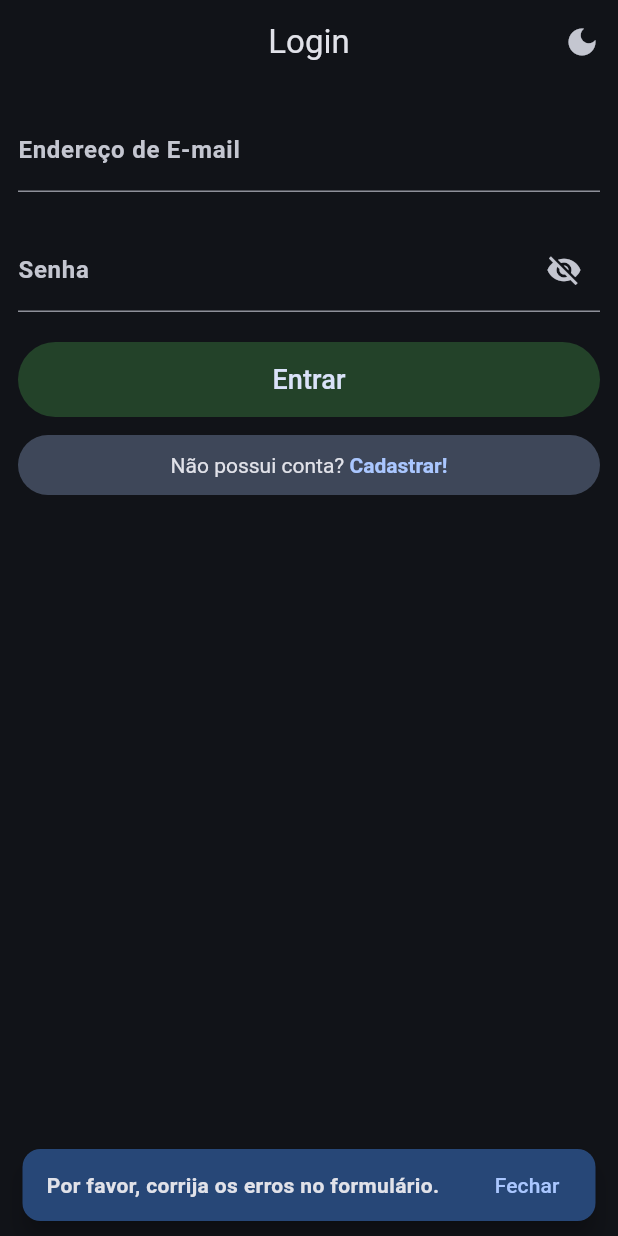
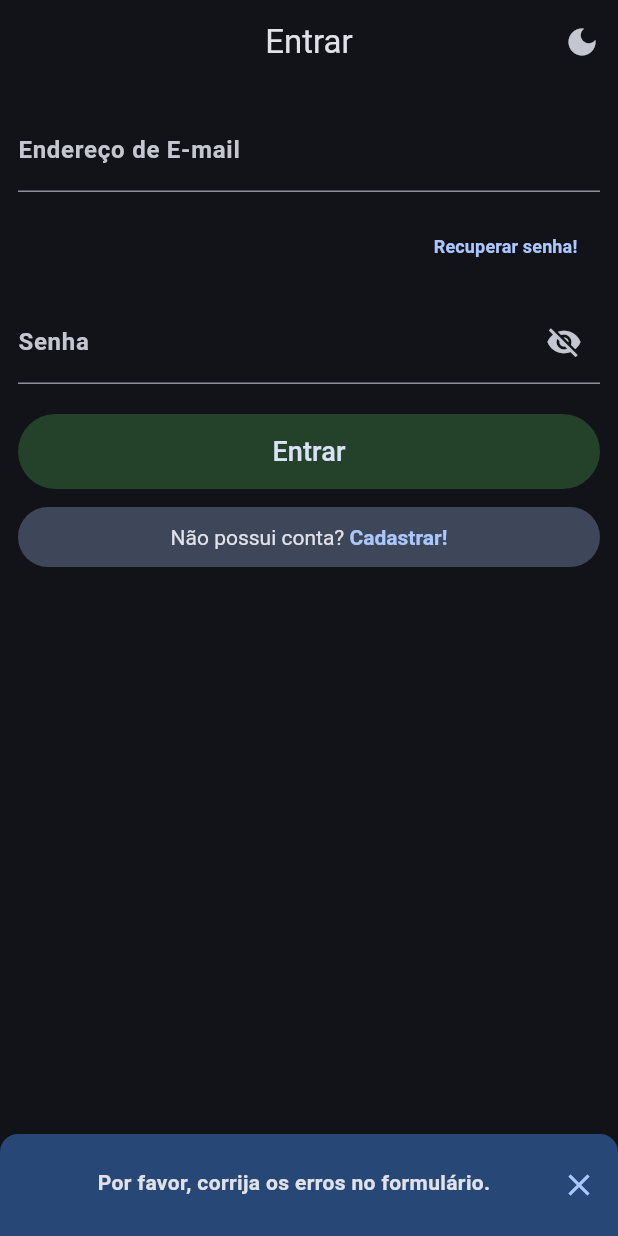
Before and after one commit to rudsonalves/delivery, a Flutter app: the screen it shows after launch, after a tap on "Entrar", on a phone screen of 412 x 824 dp. Run offline on Flutter 3.47's test engine with Material 3 defaults, Android fonts, the phone set to English and light mode, and no system bars; our stand-ins replace cloud_firestore, equatable, firebase_auth, firebase_core, flutter_mobx, get_it and 3 more; accounts and stored records are empty; generated files the repository leaves out were written again.

Commit message:
2024/09/06 - version: 0.1.5+9
Added new text styles and updated various UI components to enhance user experience.

1. lib/common/theme/app_text_style.dart
   - Added new text styles: `font12Bold`, `font14SemiBold`, `font15`, `font15Bold`, `font16`, `font16Bold`, and `font18`.
   - These styles provide more flexibility for different text sizes and weights across the application.

2. lib/components/widgets/message_snack_bar.dart
   - Refactored `showMessageSnackBar` to include an optional `title` parameter and updated the `message` parameter to accept a `Widget`.
   - Added `closeIcon` and `animation` for improved user interaction.
   - Modified `SnackBar` shape for better alignment and visual appearance.

3. lib/components/widgets/simple_message.dart *(New File)*
   - Created `SimpleMessage` widget for displaying simple messages with optional icons based on message type.
   - Added a `MessageType` enum to support different message types: `none`, `error`, and `warning`.
   - Provided a static `open` method for easily displaying the message in a dialog.

4. lib/features/sign_in/sign_in_controller.dart
   - Added `sendPasswordResetEmail` method for sending a password reset email.

5. lib/features/sign_in/sign_in_page.dart
   - Updated `_signIn` and `_recoverPassword` methods to display rich text messages with different styles based on conditions.
   - Added a button for users to recover their password via email, integrating with the new reset password functionality.
   - Created a `SnackBarTitle` widget to display titles in the `SnackBar`.

6. lib/features/sign_up/sign_up_page.dart
   - Enhanced the `signUp` method to display the message using the `Text` widget with custom styles.
   - Improved the error and success feedback to the user when signing up.

7. lib/repository/firebase/auth_repository.dart
   - Added the `sendPasswordResetEmail` method definition for password reset functionality.

8. lib/repository/firebase/firebase_auth_repository.dart
   - Implemented `sendPasswordResetEmail` method to send password reset emails using Firebase's `auth` API.

9. lib/stores/mobx/sign_in_store.dart
   - Added `isEmailValid` method to validate email format and ensure it's correct before performing actions.

This commit introduces several new text styles and UI improvements, along with the ability to send password reset emails. It enhances the feedback provided to users in various flows like sign-in and sign-up.

```diff
--- a/lib/components/widgets/message_snack_bar.dart
+++ b/lib/components/widgets/message_snack_bar.dart
@@ -1,24 +1,41 @@
-import 'package:delivery/common/theme/app_text_style.dart';
 import 'package:flutter/material.dart';
 
-void showMessageSnackBar(BuildContext context,
-    {required String message, int time = 5}) {
+void showMessageSnackBar(
+  BuildContext context, {
+  Widget? title,
+  required Widget message,
+  int time = 5,
+}) {
   final colorScheme = Theme.of(context).colorScheme;
+
   final snackBar = SnackBar(
+    showCloseIcon: true,
+    closeIconColor: colorScheme.primary,
     backgroundColor: colorScheme.primaryContainer,
-    behavior: SnackBarBehavior.floating,
-    shape: RoundedRectangleBorder(
-      borderRadius: BorderRadius.circular(12),
+    // behavior: SnackBarBehavior.floating,
+    shape: const RoundedRectangleBorder(
+      borderRadius: BorderRadius.only(
+        topLeft: Radius.circular(12),
+        topRight: Radius.circular(12),
+      ),
     ),
-    content: Text(
-      message,
-      style: AppTextStyle.font14Bold(color: colorScheme.onSurface),
+    content: Padding(
+      padding: const EdgeInsets.only(left: 8, top: 8, bottom: 12),
+      child: Column(
+        crossAxisAlignment: CrossAxisAlignment.center,
+        children: [
+          if (title != null) title,
+          message,
+        ],
+      ),
     ),
     duration: Duration(seconds: time),
-    action: SnackBarAction(
-      label: 'Fechar',
-      textColor: colorScheme.surfaceTint,
-      onPressed: ScaffoldMessenger.of(context).hideCurrentSnackBar,
+    animation: CurvedAnimation(
+      parent: AnimationController(
+        vsync: ScaffoldMessenger.of(context),
+        duration: const Duration(milliseconds: 300),
+      ),
+      curve: Curves.easeInOutBack,
     ),
   );
 
--- a/lib/features/sign_in/sign_in_controller.dart
+++ b/lib/features/sign_in/sign_in_controller.dart
@@ -31,4 +31,8 @@ class SignInController {
   Future<DataResult<UserModel>> signIn() async {
     return await store.signIn(emailController.text, passwordController.text);
   }
+
+  Future<void> sendPasswordResetEmail() async {
+    await store.auth.sendPasswordResetEmail(pageStore.email!);
+  }
 }
--- a/lib/features/sign_in/sign_in_page.dart
+++ b/lib/features/sign_in/sign_in_page.dart
@@ -48,15 +48,20 @@ class _SignInPageState extends State<SignInPage> {
   }
 
   Future<void> _signIn() async {
+    final colorScheme = Theme.of(context).colorScheme;
+
     FocusScope.of(context).unfocus();
     if (ctrl.isValid) {
       final result = await ctrl.signIn();
       if (result.isSuccess) {
         return;
       } else {
-        final message = result.error!.message!.contains('invalid-credential')
-            ? 'Verifique suas credenciais: Email e/ou Senha podem estar erradas.'
-            : 'Ocorreu algum erro. Por favor, tente mais tarde!';
+        final message = Text(
+          result.error!.message!.contains('invalid-credential')
+              ? 'Verifique suas credenciais: Email e/ou Senha podem estar erradas.'
+              : 'Ocorreu algum erro. Por favor, tente mais tarde!',
+          style: AppTextStyle.font14Bold(color: colorScheme.onSurface),
+        );
         if (mounted) {
           showMessageSnackBar(
             context,
@@ -67,8 +72,39 @@ class _SignInPageState extends State<SignInPage> {
     } else {
       showMessageSnackBar(
         context,
-        message: 'Por favor, corrija os erros no formulário.',
+        message: Text(
+          'Por favor, corrija os erros no formulário.',
+          style: AppTextStyle.font14Bold(color: colorScheme.onSurface),
+        ),
       );
+    }
+  }
+
+  void _recoverPassword() {
+    final colorScheme = Theme.of(context).colorScheme;
+
+    FocusScope.of(context).unfocus();
+    if (ctrl.pageStore.isEmailValid()) {
+      showMessageSnackBar(
+        context,
+        time: 5,
+        title: const SnackBarTitle('Recuperar Senha'),
+        message: RichText(
+          text: TextSpan(
+            children: [
+              TextSpan(
+                text: 'Um e-mail de redefinição de senha foi enviado para: ',
+                style: AppTextStyle.font15(color: colorScheme.onSurface),
+              ),
+              TextSpan(
+                text: '"${ctrl.pageStore.email}"',
+                style: AppTextStyle.font15Bold(color: colorScheme.primary),
+              ),
+            ],
+          ),
+        ),
+      );
+      ctrl.sendPasswordResetEmail();
     }
   }
 
@@ -78,12 +114,8 @@ class _SignInPageState extends State<SignInPage> {
 
     return Scaffold(
       appBar: AppBar(
-        title: const Text('Login'),
+        title: const Text('Entrar'),
         centerTitle: true,
-        // leading: IconButton(
-        //   onPressed: Navigator.of(context).pop,
-        //   icon: const Icon(Icons.arrow_back_ios_new_rounded),
-        // ),
         actions: [
           ValueListenableBuilder(
             valueListenable: ctrl.app.brightnessNotifier,
@@ -109,6 +141,21 @@ class _SignInPageState extends State<SignInPage> {
                       labelText: 'Endereço de E-mail',
                       controller: ctrl.emailController,
                       onChanged: ctrl.pageStore.setEmail,
+                      errorText: ctrl.pageStore.errorEmail,
+                    ),
+                    Row(
+                      mainAxisAlignment: MainAxisAlignment.end,
+                      children: [
+                        TextButton(
+                          onPressed: _recoverPassword,
+                          child: Text(
+                            ' Recuperar senha! ',
+                            style: AppTextStyle.font12Bold(
+                              color: colorScheme.primary,
+                            ),
+                          ),
+                        ),
+                      ],
                     ),
                     PasswordTextField(
                       controller: ctrl.passwordController,
@@ -151,3 +198,25 @@ class _SignInPageState extends State<SignInPage> {
     );
   }
 }
+
+class SnackBarTitle extends StatelessWidget {
+  final String title;
+
+  const SnackBarTitle(
+    this.title, {
+    super.key,
+  });
+
+  @override
+  Widget build(BuildContext context) {
+    final colorScheme = Theme.of(context).colorScheme;
+
+    return Padding(
+      padding: const EdgeInsets.only(bottom: 12),
+      child: Text(
+        title,
+        style: AppTextStyle.font22Bold(color: colorScheme.primary),
+      ),
+    );
+  }
+}
--- a/lib/repository/firebase/auth_repository.dart
+++ b/lib/repository/firebase/auth_repository.dart
@@ -83,4 +83,6 @@ abstract class AuthRepository {
   Future<void> requestPhoneNumberVerification(String phoneNumber);
 
   Future<DataResult<void>> updatePhoneInAuth(String smsCode);
+
+  Future<void> sendPasswordResetEmail(String email);
 }
--- a/lib/stores/mobx/sign_in_store.dart
+++ b/lib/stores/mobx/sign_in_store.dart
@@ -21,6 +21,12 @@ abstract class _SignInStore with Store {
   void setEmail(String value) {
     email = value;
     _validateEmail();
+  }
+
+  @action
+  bool isEmailValid() {
+    _validateEmail();
+    return errorEmail == null;
   }
 
   @action
--- a/pubspec.yaml
+++ b/pubspec.yaml
@@ -2,7 +2,7 @@ name: delivery
 description: "Aplicativo de entregas."
 publish_to: 'none'
 
-version: 0.1.4+8
+version: 0.1.5+9
 
 environment:
   sdk: ^3.5.1
```
Also changed, not shown: lib/common/theme/app_text_style.dart (+56 -0 lines), lib/components/widgets/simple_message.dart (added, +65 -0 lines), lib/features/sign_up/sign_up_page.dart (+15 -9 lines), lib/repository/firebase/firebase_auth_repository.dart (+11 -0 lines), lib/stores/mobx/sign_in_store.g.dart, 1 other file.
